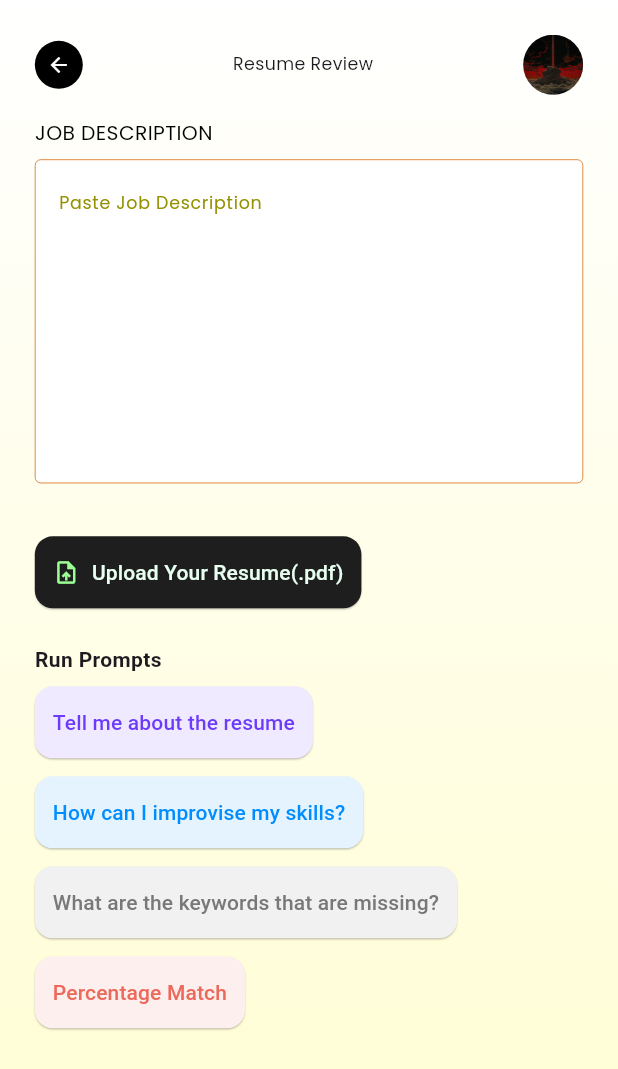
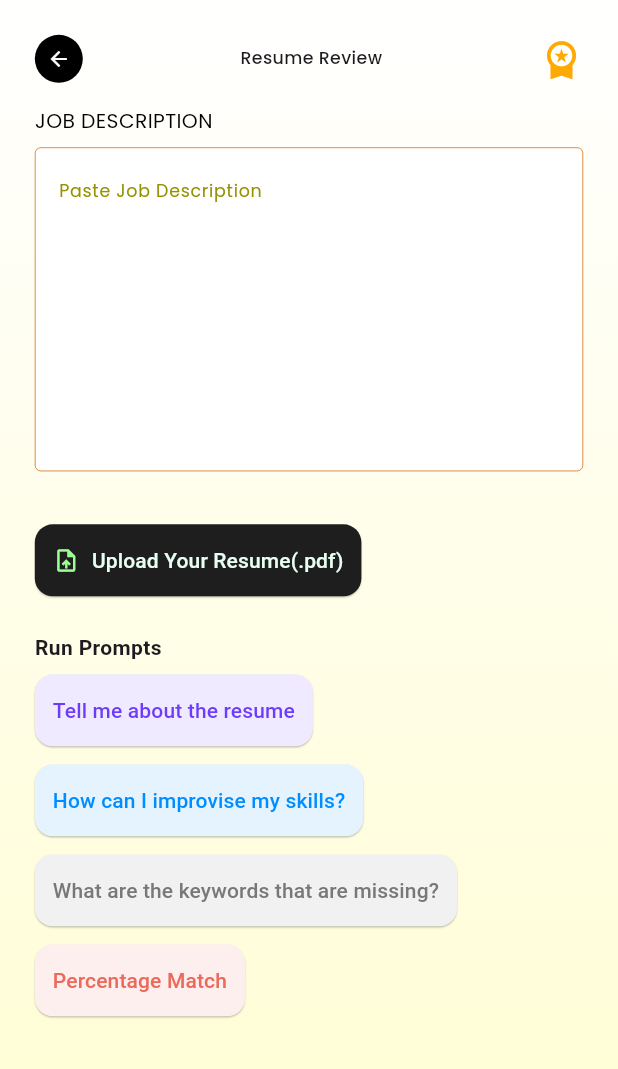
Before and after one commit to Redvey/InterView, a Flutter app: the screen it shows after launch, after a tap on "Resume Review", on a phone screen of 412 x 824 dp. Shown: the top 1069 px of the screen. Run offline on Flutter 3.47's test engine with Material 3 defaults, Android fonts, the phone set to English and light mode, and no system bars; our stand-ins replace file_picker, go_router, smooth_page_indicator.

Commit message:
18:Optimization

```diff
--- a/lib/app/themes/text_styles.dart
+++ b/lib/app/themes/text_styles.dart
@@ -38,7 +38,7 @@ class AppTextStyles {
   static TextStyle featureTitle(BuildContext context) => TextStyle(
     fontFamily: AppFonts.poppins,
     fontSize: context.fontSizeSs,
-    fontWeight: FontWeight.normal,
+    fontWeight: FontWeight.w500,
   );
 
   // Resume Builder
--- a/lib/core/constants/sizes.dart
+++ b/lib/core/constants/sizes.dart
@@ -49,7 +49,7 @@ class AppSizes {
   static double xlV(BuildContext context) => 60.0 * _getHeightScaleFactor(context);
 
   // Icons size
-  static double iconSize(BuildContext context) => 28.0 * _getScaleFactor(context);
+  static double iconSize(BuildContext context) => 30.0 * _getScaleFactor(context);
 
   // Blur radius & spread radius
   static double welcomeBlur(BuildContext context) => 40.0 * _getScaleFactor(context);
--- a/lib/core/constants/strings.dart
+++ b/lib/core/constants/strings.dart
@@ -89,6 +89,9 @@ class AppStrings {
   static const settings = "settings";
   static const profile = "profile";
 
+  //mock-interview
+  static const mockInterview ="Select an Interview Template";
+
   //membership
   // static const membershipSubTitle = "Only ${"perMonth"} per month";
 }
--- a/lib/features/home/screens/home_screen.dart
+++ b/lib/features/home/screens/home_screen.dart
@@ -98,6 +98,7 @@ class HomeScreen extends StatelessWidget {
             ),
           ),
         ),
+        // floatingActionButton: FloatingActionButton(onPressed: (){}),
       ),
     );
   }
--- a/lib/features/home/widgets/welcome_message.dart
+++ b/lib/features/home/widgets/welcome_message.dart
@@ -1,9 +1,9 @@
 import 'package:flutter/material.dart';
-import 'package:interview/core/constants/colors.dart';
 import 'package:interview/core/constants/strings.dart';
 import 'package:interview/core/extensions/responsive_extension.dart';
-import 'package:interview/features/home/widgets/subscription_model_bottom_sheet.dart';
 import 'package:interview/features/profile/profile_avatar.dart';
+
+import '../../widgets/membership.dart';
 
 
 class WelcomeMessage extends StatefulWidget {
@@ -28,23 +28,7 @@ class _WelcomeMessageState extends State<WelcomeMessage> {
             Text(AppStrings.name, style: context.welcomeStyle ),
           ],
         ),
-        GestureDetector(
-          onTap: () {
-            showModalBottomSheet(
-              context: context,
-              isScrollControlled: true,
-              shape:  RoundedRectangleBorder(
-                borderRadius: BorderRadius.vertical(top: Radius.circular( context.sheetRadius)),
-              ),
-              builder: (_) => const SubscriptionPlanBottomSheet(),
-            );
-          },
-          child: Icon(
-            Icons.workspace_premium_sharp,
-            color: AppColors.buttonTextGray,
-            size:  context.iconSize,
-          ),
-        ),
+        MembershipIcon(),
       ],
     );
   }
--- a/lib/features/resume/screens/resume_builder.dart
+++ b/lib/features/resume/screens/resume_builder.dart
@@ -4,6 +4,7 @@ import 'package:interview/core/extensions/responsive_extension.dart';
 import 'package:interview/features/resume/screens/widgets/resume_builder_home_widgets/resume_form_top_bar.dart';
 import 'package:interview/features/resume/widgets/template_preview.dart';
 
+import '../../../core/constants/strings.dart';
 import '../../widgets/upload_download_button.dart';
 
 class ResumeBuilderFinalScreen extends StatefulWidget {
@@ -37,7 +38,7 @@ class _ResumeBuilderFinalScreenState extends State<ResumeBuilderFinalScreen> {
             child: Column(
               crossAxisAlignment: CrossAxisAlignment.start,
               children: [
-                ResumeFormTopBar(pageColor: AppColors.blackLight),
+                ResumeFormTopBar(pageColor: AppColors.blackLight, title: AppStrings.resumeBuilder,),
                 SizedBox(height:  context.spaceBtwItems),
                 _sectionTitle(context, "Resume PDFs"),
                 SizedBox(height:  context.spaceBtwItems),
--- a/lib/features/resume/screens/resume_builder_home.dart
+++ b/lib/features/resume/screens/resume_builder_home.dart
@@ -6,6 +6,7 @@ import 'package:interview/features/resume/screens/widgets/resume_builder_home_wi
 import 'package:interview/features/resume/screens/widgets/resume_builder_home_widgets/resume_form_pages.dart';
 import 'package:interview/features/resume/screens/widgets/resume_builder_home_widgets/resume_form_top_bar.dart';
 import 'package:interview/features/resume/widgets/page_indicator.dart';
+import '../../../core/constants/strings.dart';
 import '../../../core/utils/color_utils.dart';
 
 class ResumeFormScreen extends StatefulWidget {
@@ -82,7 +83,7 @@ class _ResumeFormScreenState extends State<ResumeFormScreen> {
             child: Column(
               crossAxisAlignment: CrossAxisAlignment.start,
               children: [
-                ResumeFormTopBar(pageColor: _getPageColor(_currentPage)),
+                ResumeFormTopBar(pageColor: _getPageColor(_currentPage), title: AppStrings.resumeBuilder,),
 
                 SizedBox(height:  context.defaultSpace),
                 PageIndicator(
--- a/lib/features/resume/screens/widgets/resume_builder_home_widgets/resume_form_top_bar.dart
+++ b/lib/features/resume/screens/widgets/resume_builder_home_widgets/resume_form_top_bar.dart
@@ -1,17 +1,18 @@
 import 'package:flutter/material.dart';
-import 'package:interview/core/constants/strings.dart';
 import 'package:interview/core/extensions/responsive_extension.dart';
 
 
 import '../../../../widgets/back_button.dart';
-import '../../../../profile/profile_avatar.dart';
+import '../../../../widgets/membership.dart';
 
 class ResumeFormTopBar extends StatelessWidget {
   final Color pageColor;
+  final String title;
 
   const ResumeFormTopBar({
     super.key,
     required this.pageColor,
+    required this.title,
   });
 
   @override
@@ -20,8 +21,8 @@ class ResumeFormTopBar extends StatelessWidget {
       mainAxisAlignment: MainAxisAlignment.spaceBetween,
       children: [
         CircleBackButton(pageColor: pageColor),
-        Text(AppStrings.resumeBuilder, style: context.featureTitleStyle),
-        const ProfileAvatar(),
+        Text(title, style: context.featureTitleStyle),
+        const MembershipIcon(),
       ],
     );
   }
--- a/lib/features/review/screens/resume_review_screen.dart
+++ b/lib/features/review/screens/resume_review_screen.dart
@@ -2,8 +2,7 @@ import 'package:flutter/material.dart';
 import 'package:interview/core/constants/colors.dart';
 import 'package:interview/core/constants/strings.dart';
 import 'package:interview/core/extensions/responsive_extension.dart';
-import 'package:interview/features/profile/profile_avatar.dart';
-import '../../widgets/back_button.dart';
+import '../../resume/screens/widgets/resume_builder_home_widgets/resume_form_top_bar.dart';
 import '../controllers/resume_review_controllers.dart';
 import '../widgets/jd_input_field.dart';
 import '../widgets/prompt_button.dart';
@@ -40,14 +39,7 @@ class _ResumeReviewScreenState extends State<ResumeReviewScreen> {
                 crossAxisAlignment: CrossAxisAlignment.start,
                 children: [
                   // Header
-                  Row(
-                    mainAxisAlignment: MainAxisAlignment.spaceBetween,
-                    children: [
-                      CircleBackButton(pageColor: AppColors.blackLight),
-                      Text(AppStrings.resumeReviewTitle,style:  context.featureTitleStyle,),
-                      const ProfileAvatar(),
-                    ],
-                  ),
+                  ResumeFormTopBar(pageColor: AppColors.blackLight, title: AppStrings.resumeReviewTitle,),
                   const SizedBox(height: 16),
 
                   // JD Input Field
--- /dev/null
+++ b/lib/features/widgets/membership.dart
@@ -0,0 +1,31 @@
+import 'package:flutter/material.dart';
+import 'package:interview/core/extensions/responsive_extension.dart';
+import '../../core/constants/colors.dart';
+import '../home/widgets/subscription_model_bottom_sheet.dart';
+
+class MembershipIcon extends StatelessWidget {
+  const MembershipIcon({
+    super.key,
+  });
+
+  @override
+  Widget build(BuildContext context) {
+    return GestureDetector(
+      onTap: () {
+        showModalBottomSheet(
+          context: context,
+          isScrollControlled: true,
+          shape:  RoundedRectangleBorder(
+            borderRadius: BorderRadius.vertical(top: Radius.circular( context.sheetRadius)),
+          ),
+          builder: (_) => const SubscriptionPlanBottomSheet(),
+        );
+      },
+      child: Icon(
+        Icons.workspace_premium_sharp,
+        color: AppColors.buttonYellow,
+        size:  context.iconSize,
+      ),
+    );
+  }
+}
```
Also changed, not shown: lib/features/flash_card/flash_card.dart (+2 -10 lines), lib/features/interview/interview.dart (+4 -10 lines).
